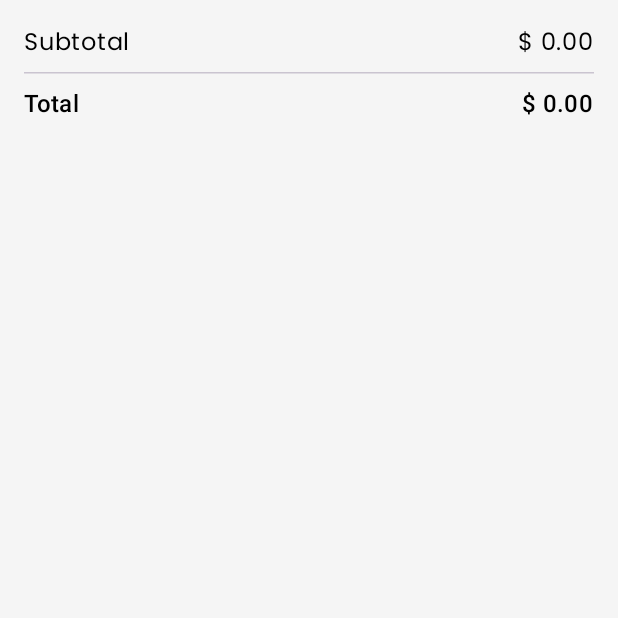
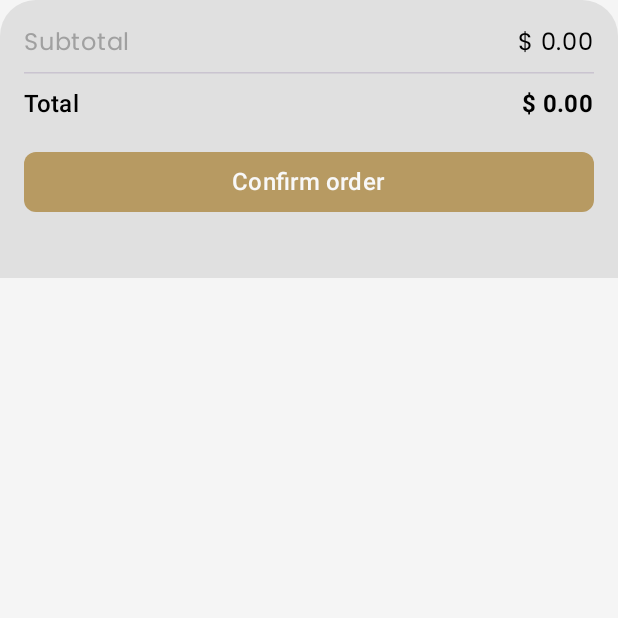
Before and after one commit to FelipeFernandesLeandro/TradeTrail, an Android app built with Jetpack Compose: the composable OrderSummary called with empty values, on a phone screen of 412 x 824 dp, the top half of it. Run offline under Robolectric (Android 15) with nearby library versions, the phone set to English and light mode, and no system bars; network calls fail.

Commit message:
Improves checkout design system
- Updates text color in the dark theme for better readability.
- Adjusts padding on the "Add to Cart" button for improved visual appearance.
- Refactors the checkout screen for better structure, including a new app bar with a clear cart action and extracted composables for better readability.
- Adds a clear cart function to the CheckoutViewModel.
- Makes cart items clickable to navigate to product details.
- Styles the order summary to use a surface variant background and bold font.

```diff
--- a/app/src/main/java/com/wolfgang/tradetrail/core/designsystem/TradeTrailTheme.kt
+++ b/app/src/main/java/com/wolfgang/tradetrail/core/designsystem/TradeTrailTheme.kt
@@ -38,11 +38,11 @@ val DarkGrey = Color(0xFF424242)
 val DarkerGrey = Color(0xFF2D2D2D)
 val Black = Color(0xFF000000)
 val LightGrey = Color(0xFFF5F5F5)
-val TextGrey = Color(0xFF888888)
+val TextGrey = Color(0xFFA0A0A0)
 
 private val DarkColorScheme = darkColorScheme(
     primary = Gold,
-    onPrimary = Black,
+    onPrimary = OffWhite,
     primaryContainer = Color(0xFF5E450F),
     onPrimaryContainer = OffWhite,
     secondary = DarkGrey,
--- a/app/src/main/java/com/wolfgang/tradetrail/feature/catalog/ProductDetailScreen.kt
+++ b/app/src/main/java/com/wolfgang/tradetrail/feature/catalog/ProductDetailScreen.kt
@@ -197,7 +197,7 @@ private fun BottomSheetBody(p: Product) = Column(
 @Composable private fun AddToCartButton(modifier: Modifier = Modifier, onClick: () -> Unit) = Button(
     onClick = { onClick() },
     modifier = modifier
-        .padding(horizontal = 16.dp, vertical = 8.dp)
+        .padding(horizontal = 16.dp, vertical = 24.dp)
         .navigationBarsPadding()
         .fillMaxWidth(),
     colors = ButtonDefaults.buttonColors(
--- a/app/src/main/java/com/wolfgang/tradetrail/feature/checkout/CheckoutViewModel.kt
+++ b/app/src/main/java/com/wolfgang/tradetrail/feature/checkout/CheckoutViewModel.kt
@@ -51,4 +51,6 @@ class CheckoutViewModel @Inject constructor(
     fun resetCheckoutSuccess() {
         _checkoutSuccess.value = false
     }
+
+    fun clear() = viewModelScope.launch { repo.clear() }
 }
--- a/app/src/main/java/com/wolfgang/tradetrail/feature/checkout/ui/OrderSummary.kt
+++ b/app/src/main/java/com/wolfgang/tradetrail/feature/checkout/ui/OrderSummary.kt
@@ -1,5 +1,6 @@
 package com.wolfgang.tradetrail.feature.checkout.ui
 
+import androidx.compose.foundation.background
 import androidx.compose.foundation.layout.Arrangement
 import androidx.compose.foundation.layout.Column
 import androidx.compose.foundation.layout.Row
@@ -7,40 +8,55 @@ import androidx.compose.foundation.layout.Spacer
 import androidx.compose.foundation.layout.fillMaxWidth
 import androidx.compose.foundation.layout.height
 import androidx.compose.foundation.layout.padding
+import androidx.compose.foundation.shape.RoundedCornerShape
+import androidx.compose.material3.Button
 import androidx.compose.material3.DividerDefaults
 import androidx.compose.material3.HorizontalDivider
 import androidx.compose.material3.MaterialTheme
 import androidx.compose.material3.Text
 import androidx.compose.runtime.Composable
 import androidx.compose.ui.Modifier
+import androidx.compose.ui.text.font.FontWeight
 import androidx.compose.ui.unit.dp
+import com.wolfgang.tradetrail.core.designsystem.TextGrey
 import com.wolfgang.tradetrail.feature.checkout.formatted
 
 @Composable
 fun OrderSummary(
     total: Double,
-    discountedTotal: Double
+    discountedTotal: Double,
+    onConfirm: () -> Unit
 ) {
     val discount = total - discountedTotal
+    Column(
+        Modifier
+            .fillMaxWidth()
+            .background(
+                MaterialTheme.colorScheme.surfaceVariant,
+                RoundedCornerShape(topStart = 24.dp, topEnd = 24.dp),
+            )
+    ) {
         Column(
             Modifier
                 .fillMaxWidth()
                 .padding(16.dp)
         ) {
             Row(
-            Modifier.fillMaxWidth(),
+                Modifier
+                    .fillMaxWidth(),
                 horizontalArrangement = Arrangement.SpaceBetween
             ) {
-            Text("Subtotal")
+                Text("Subtotal", color = TextGrey)
                 Text(total.formatted())
             }
             if (discount > 0) {
                 Spacer(Modifier.height(4.dp))
                 Row(
-                Modifier.fillMaxWidth(),
+                    Modifier
+                        .fillMaxWidth(),
                     horizontalArrangement = Arrangement.SpaceBetween
                 ) {
-                Text("Discount")
+                    Text("Discount", color = TextGrey)
                     Text("-${discount.formatted()}",
                         color = MaterialTheme.colorScheme.error)
                 }
@@ -51,12 +67,21 @@ fun OrderSummary(
                 DividerDefaults.color
             )
             Row(
-            Modifier.fillMaxWidth(),
+                Modifier
+                    .fillMaxWidth(),
                 horizontalArrangement = Arrangement.SpaceBetween
             ) {
                 Text("Total", style = MaterialTheme.typography.titleMedium)
                 Text(discountedTotal.formatted(),
-                style = MaterialTheme.typography.titleMedium)
+                    style = MaterialTheme.typography.titleMedium, fontWeight = FontWeight.Bold)
+            }
+            Spacer(Modifier.height(16.dp))
+            Button(
+                onClick = { onConfirm() },
+                modifier = Modifier.fillMaxWidth(),
+                shape = MaterialTheme.shapes.small
+            ) { Text("Confirm order", style = MaterialTheme.typography.titleMedium, color = MaterialTheme.colorScheme.onPrimary) }
+            Spacer(Modifier.height(24.dp))
         }
     }
 }
```
Also changed, not shown: app/src/main/java/com/wolfgang/tradetrail/MainActivity.kt (+8 -3 lines), app/src/main/java/com/wolfgang/tradetrail/feature/checkout/CheckoutScreen.kt (+47 -33 lines), app/src/main/java/com/wolfgang/tradetrail/feature/checkout/ui/CartItemRow.kt (+13 -4 lines), app/src/main/java/com/wolfgang/tradetrail/feature/checkout/ui/CheckoutAppBar.kt (added, +36 -0 lines). Lines whose indentation alone changed are shown as unchanged.
